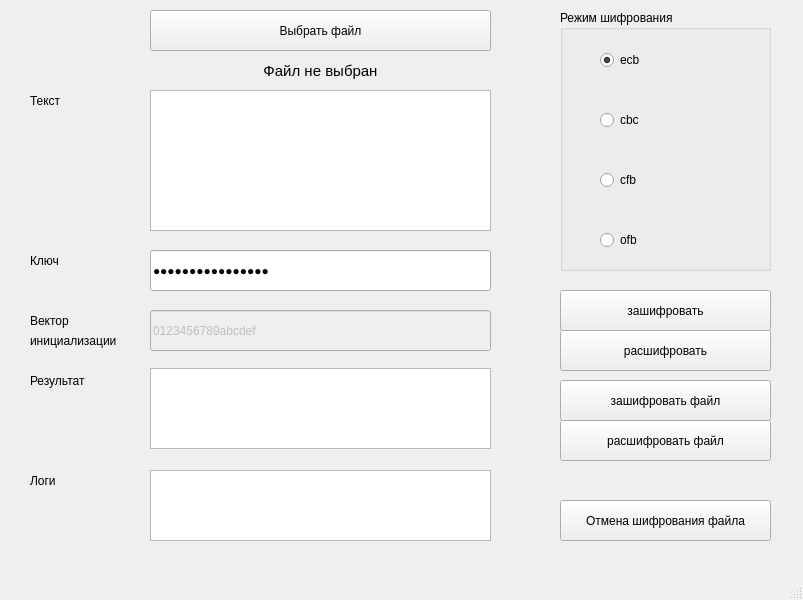
elizarpif/camellia-ui, file ui/camellia.ui: the form before one commit.
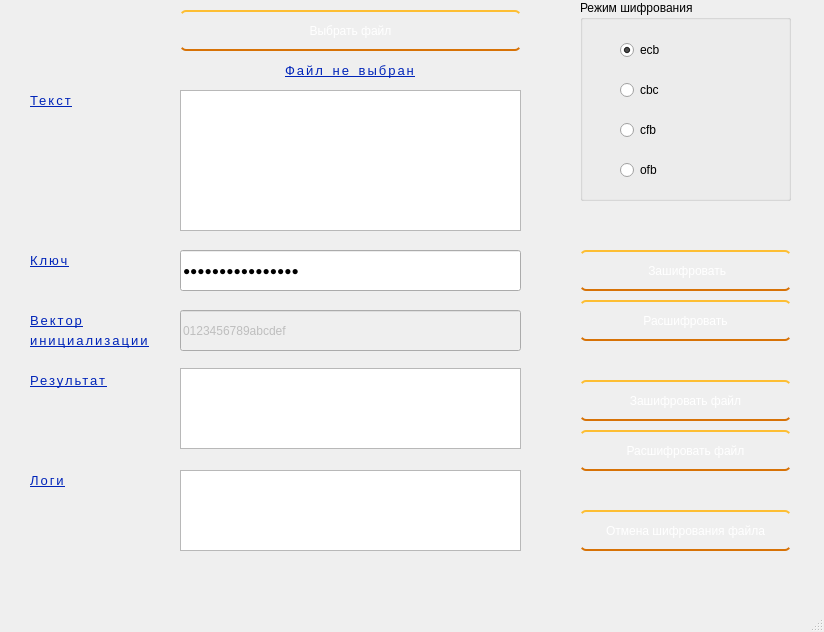
The form after the commit.

```diff
--- a/ui/camellia.ui
+++ b/ui/camellia.ui
@@ -9,8 +9,8 @@
    <rect>
     <x>0</x>
     <y>0</y>
-    <width>803</width>
-    <height>600</height>
+    <width>824</width>
+    <height>632</height>
    </rect>
   </property>
   <property name="windowTitle">
@@ -19,11 +19,54 @@
   <property name="toolTipDuration">
    <number>-9</number>
   </property>
+  <property name="styleSheet">
+   <string notr="true">QLabel{
+background: rgb(0, 0, 0, 0); 
+/*font-family: serif, Georgia;*/
+font-size: 13px;
+letter-spacing: 2px;
+word-spacing: 2px;
+color: rgb(0, 36, 185);
+font-weight: 400;
+text-decoration: underline rgb(68, 68, 68);
+font-style: normal;
+font-variant: small-caps;
+text-transform: none;
+}
+
+QLineEdit:hover{
+border: 1px solid #CB5721;
+}
+
+QTextEdit:hover{
+border: 1px solid #CB5721;
+}
+
+QPushButton {
+  display: inline-block;
+  color: white;
+  text-decoration: none;
+  padding: .1em 1em;
+  outline: none;
+  border-width: 2px 0;
+  border-style: solid none;
+  border-color: #FDBE33 #000 #D77206;
+  border-radius: 6px;
+  background: linear-gradient(#F3AE0F, #E38916) #E38916;
+  transition: 0.2s;
+} 
+QPushButton:active { 
+background: linear-gradient(#f59500, #f5ae00) #f59500; 
+}
+QPushButton:hover{ 
+background: linear-gradient(#f5ae00, #f59500) #f5ae00; 
+}</string>
+  </property>
   <widget class="QWidget" name="centralwidget">
    <widget class="QLineEdit" name="keyEdit">
     <property name="geometry">
      <rect>
-      <x>150</x>
+      <x>180</x>
       <y>250</y>
       <width>341</width>
       <height>41</height>
@@ -55,7 +98,7 @@
    <widget class="QTextEdit" name="encryptedText">
     <property name="geometry">
      <rect>
-      <x>150</x>
+      <x>180</x>
       <y>368</y>
       <width>341</width>
       <height>81</height>
@@ -68,10 +111,10 @@
    <widget class="QGroupBox" name="groupBox">
     <property name="geometry">
      <rect>
-      <x>560</x>
-      <y>10</y>
+      <x>580</x>
+      <y>0</y>
       <width>211</width>
-      <height>261</height>
+      <height>201</height>
      </rect>
     </property>
     <property name="title">
@@ -97,7 +140,7 @@
      <property name="geometry">
       <rect>
        <x>40</x>
-       <y>100</y>
+       <y>80</y>
        <width>100</width>
        <height>20</height>
       </rect>
@@ -110,7 +153,7 @@
      <property name="geometry">
       <rect>
        <x>40</x>
-       <y>160</y>
+       <y>120</y>
        <width>100</width>
        <height>20</height>
       </rect>
@@ -123,7 +166,7 @@
      <property name="geometry">
       <rect>
        <x>40</x>
-       <y>220</y>
+       <y>160</y>
        <width>100</width>
        <height>20</height>
       </rect>
@@ -136,33 +179,33 @@
    <widget class="QPushButton" name="encryptBtn">
     <property name="geometry">
      <rect>
-      <x>560</x>
-      <y>290</y>
+      <x>580</x>
+      <y>250</y>
       <width>211</width>
       <height>41</height>
      </rect>
     </property>
     <property name="text">
-     <string>зашифровать</string>
+     <string> Зашифровать</string>
     </property>
    </widget>
    <widget class="QPushButton" name="decryptBtn">
     <property name="geometry">
      <rect>
-      <x>560</x>
-      <y>330</y>
+      <x>580</x>
+      <y>300</y>
       <width>211</width>
       <height>41</height>
      </rect>
     </property>
     <property name="text">
-     <string>расшифровать</string>
+     <string>Расшифровать</string>
     </property>
    </widget>
    <widget class="QPushButton" name="selectFileBtn">
     <property name="geometry">
      <rect>
-      <x>150</x>
+      <x>180</x>
       <y>10</y>
       <width>341</width>
       <height>41</height>
@@ -175,7 +218,7 @@
    <widget class="QTextEdit" name="decryptedText">
     <property name="geometry">
      <rect>
-      <x>150</x>
+      <x>180</x>
       <y>90</y>
       <width>341</width>
       <height>141</height>
@@ -211,10 +254,10 @@
    <widget class="QTextEdit" name="logs">
     <property name="geometry">
      <rect>
-      <x>150</x>
+      <x>180</x>
       <y>470</y>
       <width>341</width>
-      <height>71</height>
+      <height>81</height>
      </rect>
     </property>
     <property name="readOnly">
@@ -253,7 +296,7 @@
     </property>
     <property name="geometry">
      <rect>
-      <x>150</x>
+      <x>180</x>
       <y>310</y>
       <width>341</width>
       <height>41</height>
@@ -271,7 +314,7 @@
      <rect>
       <x>30</x>
       <y>330</y>
-      <width>101</width>
+      <width>121</width>
       <height>21</height>
      </rect>
     </property>
@@ -282,33 +325,33 @@
    <widget class="QPushButton" name="encryptFileBtn">
     <property name="geometry">
      <rect>
-      <x>560</x>
+      <x>580</x>
       <y>380</y>
       <width>211</width>
       <height>41</height>
      </rect>
     </property>
     <property name="text">
-     <string>зашифровать файл</string>
+     <string>Зашифровать файл</string>
     </property>
    </widget>
    <widget class="QPushButton" name="decryptFileBtn">
     <property name="geometry">
      <rect>
-      <x>560</x>
-      <y>420</y>
+      <x>580</x>
+      <y>430</y>
       <width>211</width>
       <height>41</height>
      </rect>
     </property>
     <property name="text">
-     <string>расшифровать файл</string>
+     <string>Расшифровать файл</string>
     </property>
    </widget>
    <widget class="QLabel" name="filenameLb">
     <property name="geometry">
      <rect>
-      <x>150</x>
+      <x>180</x>
       <y>60</y>
       <width>341</width>
       <height>21</height>
@@ -316,7 +359,11 @@
     </property>
     <property name="font">
      <font>
-      <pointsize>11</pointsize>
+      <pointsize>-1</pointsize>
+      <weight>50</weight>
+      <italic>false</italic>
+      <bold>false</bold>
+      <underline>true</underline>
      </font>
     </property>
     <property name="text">
@@ -329,8 +376,8 @@
    <widget class="QPushButton" name="cancelCryptFileBtn">
     <property name="geometry">
      <rect>
-      <x>560</x>
-      <y>500</y>
+      <x>580</x>
+      <y>510</y>
       <width>211</width>
       <height>41</height>
      </rect>
```
Left out of the diff: 7 changed lines with no effect on the pictures.
